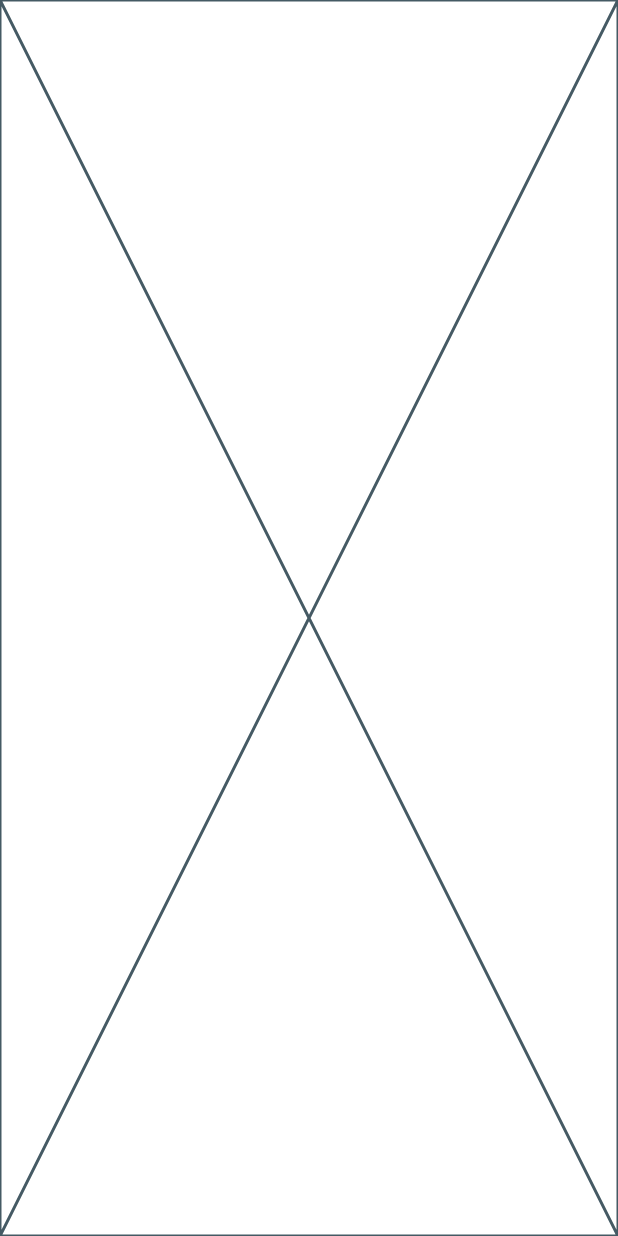
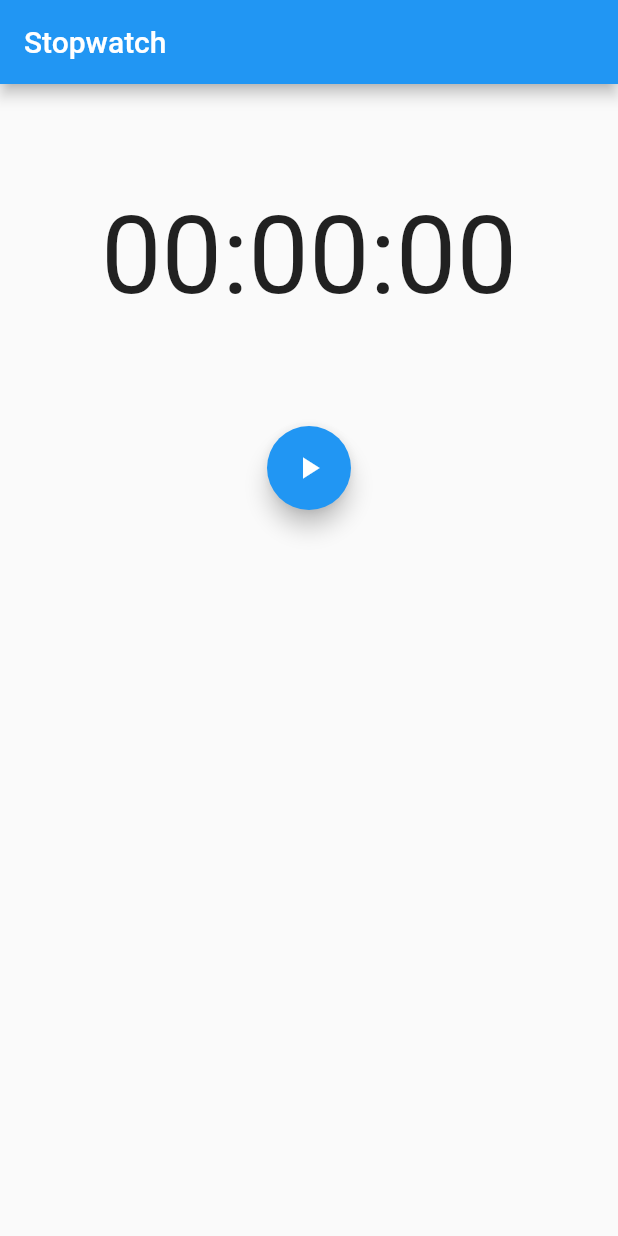
Before and after one commit to guilhermeomt/stopwatch, a Flutter app: the screen it shows after launch, on a phone screen of 412 x 824 dp. Run offline on Flutter 3.47's test engine with Material 2 defaults, Android fonts, the phone set to English and light mode, and no system bars; our stand-ins replace equatable, flutter_bloc.

Commit message:
implement stopwatch logic and ui

```diff
--- /dev/null
+++ b/lib/bloc/stopwatch_bloc.dart
@@ -0,0 +1,59 @@
+import 'dart:async';
+
+import 'package:equatable/equatable.dart';
+import 'package:flutter_bloc/flutter_bloc.dart';
+
+import '../../models/ticker.dart';
+
+part 'stopwatch_event.dart';
+part 'stopwatch_state.dart';
+
+class StopwatchBloc extends Bloc<StopwatchEvent, StopwatchState> {
+  final Ticker _ticker;
+
+  StreamSubscription<int>? _tickerSubscription;
+
+  StopwatchBloc({
+    required Ticker ticker,
+  })  : _ticker = ticker,
+        super(const StopwatchInitial()) {
+    on<StopwatchStarted>(_onStopwatchStarted);
+    on<StopwatchPaused>(_onPaused);
+    on<StopwatchTicked>(_onTicked);
+    on<StopwatchReset>(_onReset);
+  }
+
+  @override
+  Future<void> close() {
+    _tickerSubscription?.cancel();
+    return super.close();
+  }
+
+  void _onStopwatchStarted(
+    StopwatchStarted event,
+    Emitter<StopwatchState> emit,
+  ) {
+    emit(StopwatchRun(event.duration));
+
+    _tickerSubscription?.cancel();
+    _tickerSubscription = _ticker.tick(ticks: event.duration).listen(
+          (duration) => add(StopwatchTicked(duration: duration)),
+        );
+  }
+
+  void _onPaused(StopwatchPaused event, Emitter<StopwatchState> emit) {
+    if (state is StopwatchRun) {
+      _tickerSubscription?.pause();
+      emit(StopwatchPause(state.duration));
+    }
+  }
+
+  void _onTicked(StopwatchTicked event, Emitter<StopwatchState> emit) {
+    emit(StopwatchRun(event.duration));
+  }
+
+  void _onReset(StopwatchReset event, Emitter<StopwatchState> emit) {
+    _tickerSubscription?.cancel();
+    emit(const StopwatchInitial());
+  }
+}
--- /dev/null
+++ b/lib/bloc/stopwatch_event.dart
@@ -0,0 +1,23 @@
+part of 'stopwatch_bloc.dart';
+
+class StopwatchEvent {
+  const StopwatchEvent();
+}
+
+class StopwatchStarted extends StopwatchEvent {
+  const StopwatchStarted({required this.duration});
+  final int duration;
+}
+
+class StopwatchPaused extends StopwatchEvent {
+  const StopwatchPaused();
+}
+
+class StopwatchReset extends StopwatchEvent {
+  const StopwatchReset();
+}
+
+class StopwatchTicked extends StopwatchEvent {
+  StopwatchTicked({required this.duration});
+  final int duration;
+}
--- /dev/null
+++ b/lib/bloc/stopwatch_state.dart
@@ -0,0 +1,25 @@
+part of 'stopwatch_bloc.dart';
+
+class StopwatchState extends Equatable {
+  const StopwatchState(this.duration);
+  final int duration;
+
+  @override
+  List<Object> get props => [duration];
+}
+
+class StopwatchInitial extends StopwatchState {
+  const StopwatchInitial() : super(0);
+}
+
+class StopwatchRun extends StopwatchState {
+  const StopwatchRun(super.duration);
+}
+
+class StopwatchPause extends StopwatchState {
+  const StopwatchPause(super.duration);
+}
+
+class StopwatchComplete extends StopwatchState {
+  const StopwatchComplete(super.duration);
+}
--- a/lib/main.dart
+++ b/lib/main.dart
@@ -1,6 +1,13 @@
 import 'package:flutter/material.dart';
+import 'package:flutter_bloc/flutter_bloc.dart';
+import 'package:stopwatch/bloc/stopwatch_bloc.dart';
+import 'package:stopwatch/models/ticker.dart';
+
+import 'views/stopwatch_page.dart';
 
 void main() {
+  WidgetsFlutterBinding.ensureInitialized();
+
   runApp(const StopwatchApp());
 }
 
@@ -9,6 +16,12 @@ class StopwatchApp extends StatelessWidget {
 
   @override
   Widget build(BuildContext context) {
-    return const Placeholder();
+    return BlocProvider(
+      create: (context) => StopwatchBloc(ticker: const Ticker()),
+      child: const MaterialApp(
+        title: 'Stopwatch',
+        home: StopwatchPage(),
+      ),
+    );
   }
 }
--- /dev/null
+++ b/lib/models/ticker.dart
@@ -0,0 +1,8 @@
+class Ticker {
+  const Ticker();
+
+  Stream<int> tick({required int ticks}) {
+    return Stream.periodic(
+        const Duration(milliseconds: 1), (tick) => tick + ticks + 1);
+  }
+}
--- /dev/null
+++ b/lib/views/stopwatch_page.dart
@@ -0,0 +1,102 @@
+import 'package:flutter/material.dart';
+import 'package:flutter_bloc/flutter_bloc.dart';
+
+import '../bloc/stopwatch_bloc.dart';
+
+class StopwatchPage extends StatelessWidget {
+  const StopwatchPage({super.key});
+
+  @override
+  Widget build(BuildContext context) {
+    return Scaffold(
+      appBar: AppBar(
+        title: const Text('Stopwatch'),
+      ),
+      body: SingleChildScrollView(
+        child: Column(
+          children: [
+            const SizedBox(height: 72),
+            const TimerText(),
+            const SizedBox(height: 72),
+            BlocBuilder<StopwatchBloc, StopwatchState>(
+              buildWhen: (previous, current) =>
+                  previous.runtimeType != current.runtimeType,
+              builder: (context, state) {
+                return Row(
+                  mainAxisAlignment: MainAxisAlignment.spaceEvenly,
+                  children: [
+                    if (state is StopwatchInitial) ...[
+                      FloatingActionButton(
+                        onPressed: () => context
+                            .read<StopwatchBloc>()
+                            .add(const StopwatchStarted(duration: 0)),
+                        child: const Icon(Icons.play_arrow),
+                      ),
+                    ] else if (state is StopwatchRun) ...[
+                      FloatingActionButton(
+                        onPressed: () => context
+                            .read<StopwatchBloc>()
+                            .add(const StopwatchPaused()),
+                        child: const Icon(Icons.pause),
+                      ),
+                      FloatingActionButton(
+                        onPressed: () => context
+                            .read<StopwatchBloc>()
+                            .add(const StopwatchReset()),
+                        child: const Icon(Icons.replay),
+                      ),
+                    ] else if (state is StopwatchPause) ...[
+                      FloatingActionButton(
+                        onPressed: () => context
+                            .read<StopwatchBloc>()
+                            .add(StopwatchStarted(duration: state.duration)),
+                        child: const Icon(Icons.play_arrow),
+                      ),
+                      FloatingActionButton(
+                        onPressed: () => context
+                            .read<StopwatchBloc>()
+                            .add(const StopwatchReset()),
+                        child: const Icon(Icons.replay),
+                      ),
+                    ],
+                  ],
+                );
+              },
+            ),
+          ],
+        ),
+      ),
+    );
+  }
+}
+
+class TimerText extends StatelessWidget {
+  const TimerText({
+    super.key,
+  });
+
+  @override
+  Widget build(BuildContext context) {
+    final int duration =
+        context.select((StopwatchBloc bloc) => bloc.state.duration);
+
+    var durationStr = formatDurationString(duration);
+
+    return Text(
+      durationStr,
+      style: const TextStyle(fontSize: 72),
+    );
+  }
+
+  String formatDurationString(int milliseconds) {
+    final int hundreds = (milliseconds / 10).truncate();
+    final int seconds = (hundreds / 100).truncate();
+    final int minutes = (seconds / 60).truncate();
+
+    final String hundredsStr = (hundreds % 100).toString().padLeft(2, '0');
+    final String secondsStr = (seconds % 60).toString().padLeft(2, '0');
+    final String minutesStr = (minutes % 60).toString().padLeft(2, '0');
+
+    return '$minutesStr:$secondsStr:$hundredsStr';
+  }
+}
--- a/pubspec.yaml
+++ b/pubspec.yaml
@@ -35,6 +35,8 @@ dependencies:
   # The following adds the Cupertino Icons font to your application.
   # Use with the CupertinoIcons class for iOS style icons.
   cupertino_icons: ^1.0.2
+  flutter_bloc: ^8.1.3
+  equatable: ^2.0.5
 
 dev_dependencies:
   flutter_test:
```
Also changed, not shown: pubspec.lock, 1 other file.
